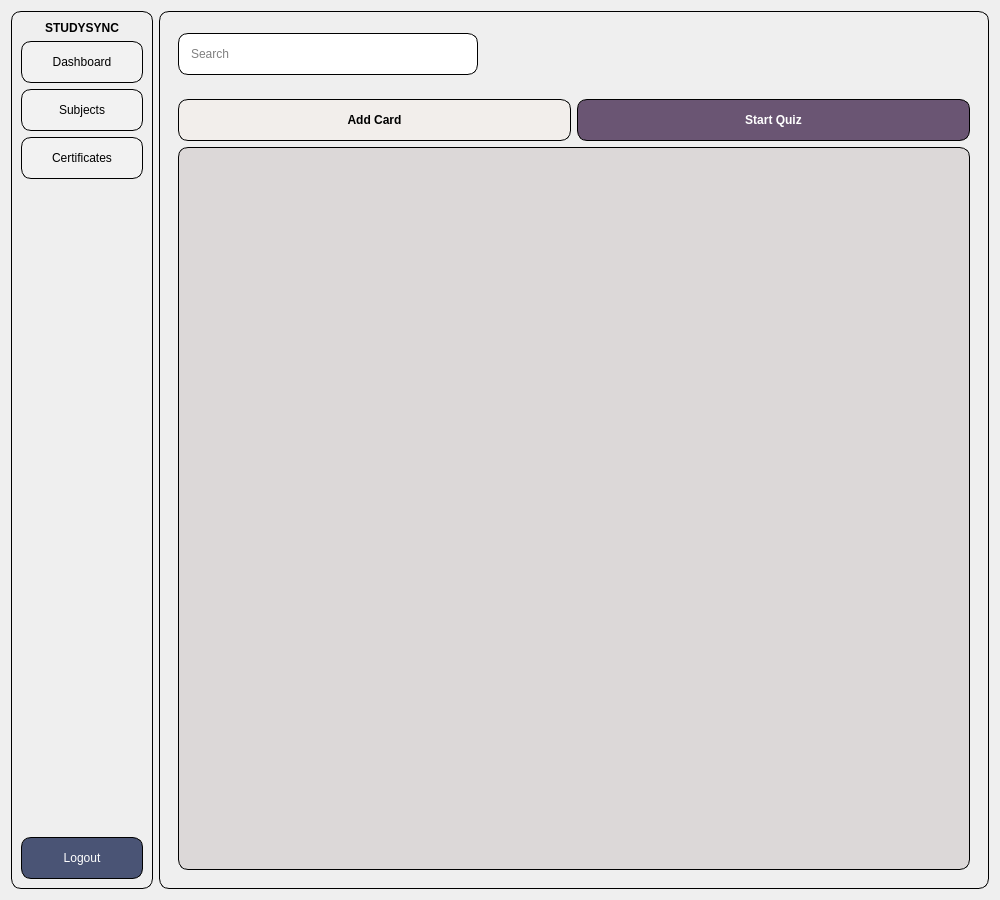
This is dashboard.ui in annamairaj/StudySync as Qt 5 draws it before an edit. The edited form follows.
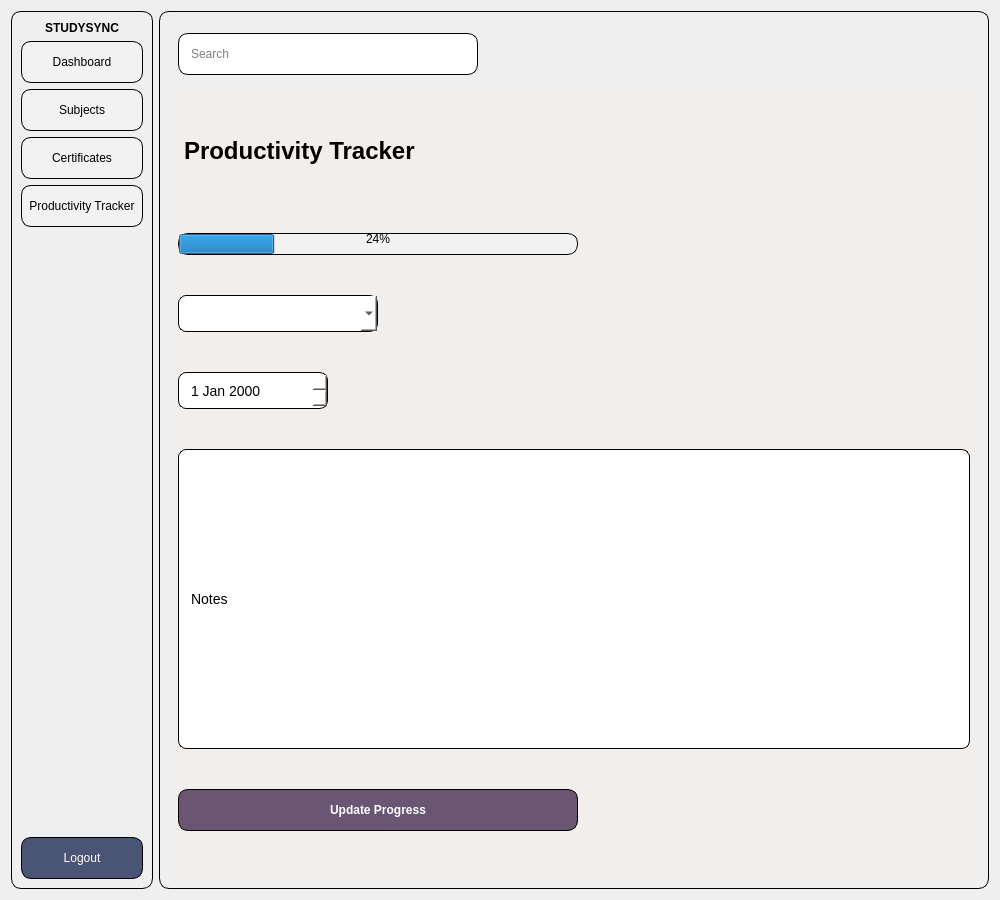
This is the edited form.

Commit message: Anna's Productivity Tracker Page updated along with minor welcome title update

```diff
--- a/dashboard.ui
+++ b/dashboard.ui
@@ -169,6 +169,24 @@
         </property>
        </widget>
       </item>
+      <item>
+       <widget class="QPushButton" name="productivityTrackerButton">
+        <property name="styleSheet">
+         <string notr="true">#productivityTrackerButton {
+    background-color: rgb(242, 242, 242);
+	border-radius: 10px;
+	color: black;
+	height: 40px;
+	border: 1px solid #000000;
+	width: 120;
+}
+</string>
+        </property>
+        <property name="text">
+         <string>Productivity Tracker</string>
+        </property>
+       </widget>
+      </item>
       <item>
        <spacer name="sidebarSpacer">
         <property name="orientation">
@@ -269,7 +287,7 @@
       <item>
        <widget class="QStackedWidget" name="homeStackedWidget">
         <property name="currentIndex">
-         <number>0</number>
+         <number>1</number>
         </property>
         <widget class="QWidget" name="dashboardPageStack">
          <layout class="QVBoxLayout" name="verticalLayout_4">
@@ -313,8 +331,8 @@
               <rect>
                <x>0</x>
                <y>0</y>
-               <width>740</width>
-               <height>674</height>
+               <width>140</width>
+               <height>140</height>
               </rect>
              </property>
              <layout class="QHBoxLayout" name="horizontalLayout_3">
@@ -331,8 +349,8 @@
                      <rect>
                       <x>0</x>
                       <y>0</y>
-                      <width>672</width>
-                      <height>606</height>
+                      <width>98</width>
+                      <height>52</height>
                      </rect>
                     </property>
                     <layout class="QHBoxLayout" name="horizontalLayout_4">
@@ -365,6 +383,165 @@
           </item>
          </layout>
         </widget>
+        <widget class="QWidget" name="productivityPageStack">
+         <property name="sizePolicy">
+          <sizepolicy hsizetype="Preferred" vsizetype="Fixed">
+           <horstretch>0</horstretch>
+           <verstretch>0</verstretch>
+          </sizepolicy>
+         </property>
+         <property name="styleSheet">
+          <string notr="true">#productivityPageStack {
+    background-color: rgb(242, 238, 235);
+    border-radius: 10px;
+    padding: 20px;
+}</string>
+         </property>
+         <layout class="QVBoxLayout" name="verticalLayout_8">
+          <item>
+           <widget class="QLabel" name="productivityPageLabel">
+            <property name="minimumSize">
+             <size>
+              <width>762</width>
+              <height>0</height>
+             </size>
+            </property>
+            <property name="maximumSize">
+             <size>
+              <width>30</width>
+              <height>50</height>
+             </size>
+            </property>
+            <property name="styleSheet">
+             <string notr="true">#productivityPageLabel {
+    font-size: 24px;
+    font-weight: bold;
+    margin-bottom: 15px;
+}</string>
+            </property>
+            <property name="text">
+             <string>Productivity Tracker</string>
+            </property>
+           </widget>
+          </item>
+          <item>
+           <widget class="QProgressBar" name="prodProgressBar">
+            <property name="maximumSize">
+             <size>
+              <width>400</width>
+              <height>16777215</height>
+             </size>
+            </property>
+            <property name="styleSheet">
+             <string notr="true">#prodProgressBar {
+    height: 20px;
+    border-radius: 10px;
+    border: 1px solid #000;
+    text-align: center;
+    margin-top: 10px;
+    background-color: #f2f2f2;
+}</string>
+            </property>
+            <property name="value">
+             <number>24</number>
+            </property>
+           </widget>
+          </item>
+          <item>
+           <widget class="QComboBox" name="subjectSelector">
+            <property name="maximumSize">
+             <size>
+              <width>200</width>
+              <height>16777215</height>
+             </size>
+            </property>
+            <property name="styleSheet">
+             <string notr="true">#subjectSelector {
+    height: 35px;
+    border-radius: 8px;
+    border: 1px solid #000;
+    padding-left: 10px;
+    background-color: #ffffff;
+    font-size: 14px;
+}
+</string>
+            </property>
+           </widget>
+          </item>
+          <item>
+           <widget class="QDateEdit" name="datePicker">
+            <property name="enabled">
+             <bool>true</bool>
+            </property>
+            <property name="maximumSize">
+             <size>
+              <width>150</width>
+              <height>16777215</height>
+             </size>
+            </property>
+            <property name="styleSheet">
+             <string notr="true">#datePicker {
+    height: 35px;
+    border-radius: 8px;
+    border: 1px solid #000;
+    padding-left: 10px;
+    background-color: #ffffff;
+    font-size: 14px;
+}
+</string>
+            </property>
+           </widget>
+          </item>
+          <item>
+           <widget class="QLineEdit" name="notesEdit">
+            <property name="maximumSize">
+             <size>
+              <width>16777215</width>
+              <height>300</height>
+             </size>
+            </property>
+            <property name="styleSheet">
+             <string notr="true">#notesEdit {
+    height: 35px;
+    border-radius: 8px;
+    border: 1px solid #000;
+    padding-left: 10px;
+    background-color: #ffffff;
+    font-size: 14px;
+}
+</string>
+            </property>
+            <property name="text">
+             <string>Notes</string>
+            </property>
+           </widget>
+          </item>
+          <item>
+           <widget class="QPushButton" name="updateProgressButton">
+            <property name="maximumSize">
+             <size>
+              <width>400</width>
+              <height>16777215</height>
+             </size>
+            </property>
+            <property name="styleSheet">
+             <string notr="true">#updateProgressButton {
+    height: 40px;
+    border-radius: 10px;
+    background-color: rgb(106, 85, 115); 
+    color: white;
+    font-weight: bold;
+    border: 1px solid #000000;
+}
+</string>
+            </property>
+            <property name="text">
+             <string>Update Progress</string>
+            </property>
+           </widget>
+          </item>
+         </layout>
+        </widget>
         <widget class="QWidget" name="subjectsPageStack">
          <layout class="QVBoxLayout" name="verticalLayout_3">
           <item>
```
The commit also changes 5 other files.
